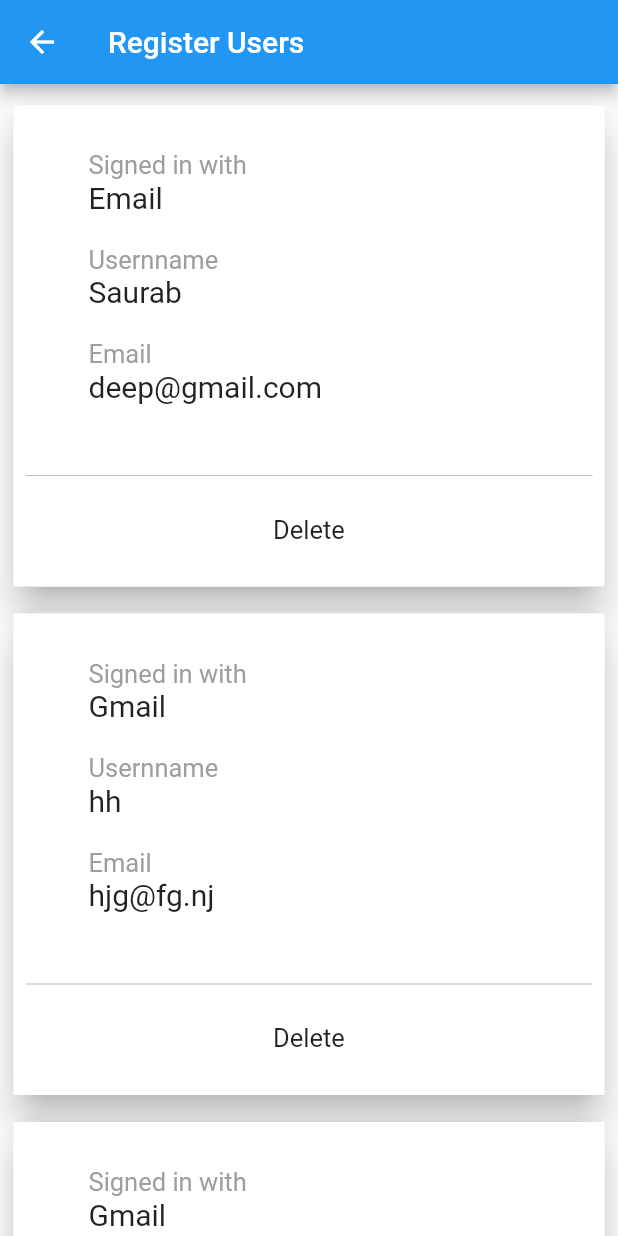
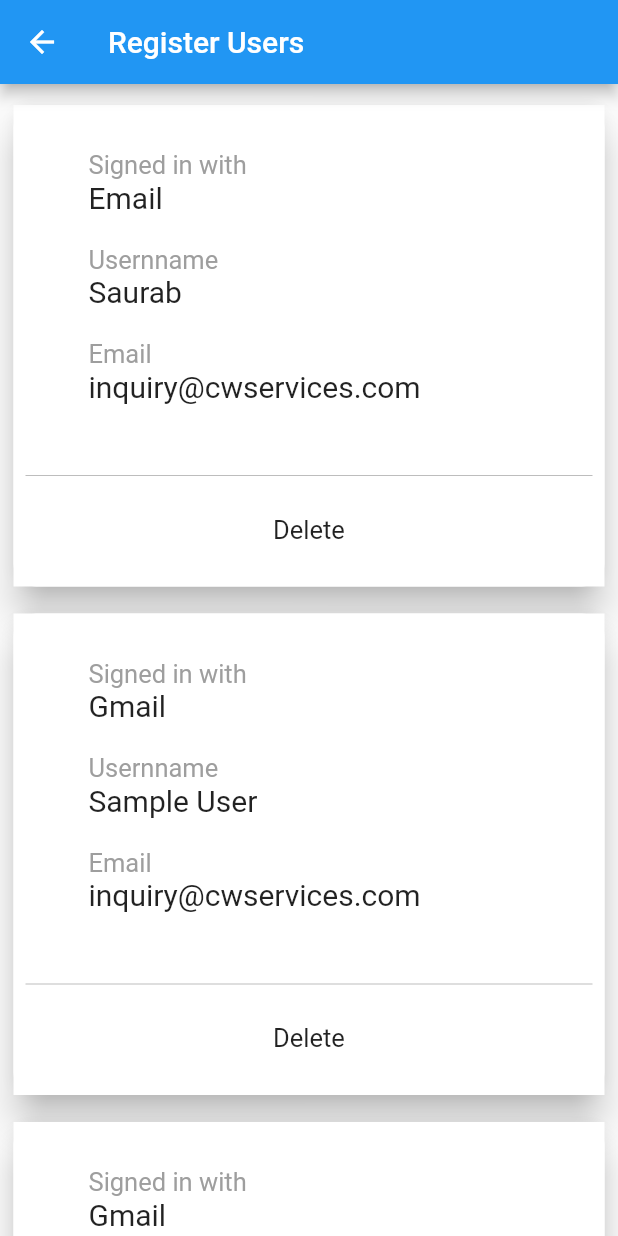
Before and after one commit to adityagautam98/mock_ecom, a Flutter app: the Users screen opened directly, on a phone screen of 412 x 824 dp. Run offline on Flutter 3.47's test engine with Material 2 defaults, Android fonts, the phone set to English and light mode, and no system bars; Roboto replaces fonts that are missing (OpenSans, Playfair).

Commit message:
Login debugged

```diff
--- a/lib/RegisteredUser.dart
+++ b/lib/RegisteredUser.dart
@@ -100,7 +100,7 @@ class _UsersState extends State<Users> {
                                     Container(
                                         width: double.infinity,
                                         child: Text(
-                                          "deep@gmail.com",
+                                          "inquiry@cwservices.com",
                                           style: TextStyle(
                                             fontFamily: "Playfair",
                                             color: Colors.black87,
@@ -204,7 +204,7 @@ class _UsersState extends State<Users> {
                                     Container(
                                         width: double.infinity,
                                         child: Text(
-                                          "hh",
+                                          "Sample User",
                                           style: TextStyle(
                                             fontFamily: "Playfair",
                                             color: Colors.black87,
@@ -229,7 +229,7 @@ class _UsersState extends State<Users> {
                                     Container(
                                         width: double.infinity,
                                         child: Text(
-                                          "hjg@fg.nj",
+                                          "inquiry@cwservices.com",
                                           style: TextStyle(
                                             fontFamily: "Playfair",
                                             color: Colors.black87,
@@ -358,7 +358,7 @@ class _UsersState extends State<Users> {
                                     Container(
                                         width: double.infinity,
                                         child: Text(
-                                          "ranad964@gmail.com",
+                                          "inquiry@cwservices.com",
                                           style: TextStyle(
                                             fontFamily: "Playfair",
                                             color: Colors.black87,
@@ -462,7 +462,7 @@ class _UsersState extends State<Users> {
                                     Container(
                                         width: double.infinity,
                                         child: Text(
-                                          "pavan sms123",
+                                          "Sample User 3",
                                           style: TextStyle(
                                             fontFamily: "Playfair",
                                             color: Colors.black87,
@@ -487,7 +487,7 @@ class _UsersState extends State<Users> {
                                     Container(
                                         width: double.infinity,
                                         child: Text(
-                                          "pavansms750@gmail.com",
+                                          "inquiry@cwservices.com",
                                           style: TextStyle(
                                             fontFamily: "Playfair",
                                             color: Colors.black87,
--- a/lib/login.dart
+++ b/lib/login.dart
@@ -84,7 +84,7 @@ class _LoginPageState extends State<LoginPage> {
                   splashColor: Colors.grey.shade200.withOpacity(.5),
                   color: Colors.blueGrey.shade900,
                   onPressed: () {
-                    if (true|| password.text.toLowerCase() == "admin" &&
+                    if (username.text.toLowerCase() == "admin" &&
                         password.text == "123456") {
                       final snackBar =
                           SnackBar(content: Text("Login successful"));
@@ -94,6 +94,8 @@ class _LoginPageState extends State<LoginPage> {
                       Navigator.pushReplacement(context,
                           MaterialPageRoute(builder: (context) => DashBoard()));
                     } else {
+                      print(username.text);
+                      print(password.text);
                       final snackBar =
                           SnackBar(content: Text("Please enter valid username and password"));
                       key.currentState.showSnackBar(snackBar);
```
